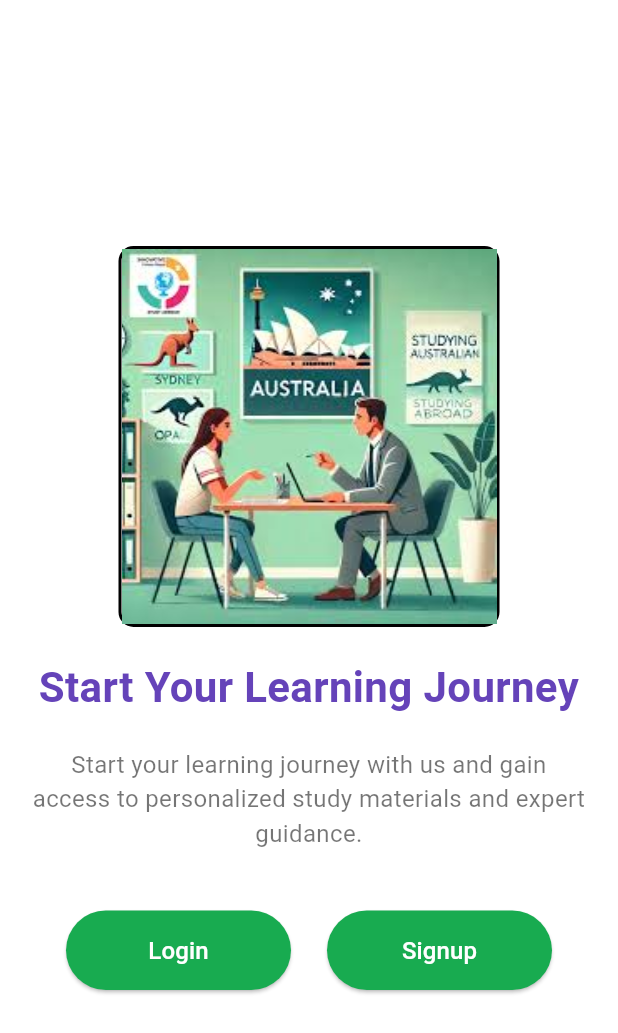
After one commit to BINITA88/ShikshyaDwar_Mobile_application_final_project, a Flutter app: the screen it shows after launch, after a tap on "Next", on a phone screen of 412 x 824 dp. The commit adds this screen. Shown: the top 1033 px of the screen. Run offline on Flutter 3.47's test engine with Material 3 defaults, Android fonts, the phone set to English and light mode, and no system bars.

Commit message:
onborading screen

```diff
--- a/lib/constants/global_variable.dart
+++ b/lib/constants/global_variable.dart
@@ -15,6 +15,6 @@ class GlobalVariables {
   static const secondaryColor = Color.fromRGBO(9, 134, 21, 1);
   static const backgroundColor = Colors.white;
   static const Color greyBackgroundCOlor = Color(0xffebecee);
-  static var selectedNavBarColor = const Color.fromARGB(255, 13, 13, 13)!;
+  static var selectedNavBarColor = const Color.fromARGB(255, 13, 13, 13);
   static const unselectedNavBarColor = Colors.black87;
 }
--- a/lib/main.dart
+++ b/lib/main.dart
@@ -1,6 +1,7 @@
 import 'package:flutter/material.dart';
 import 'package:shikshyadwar_mobile_application_project/view/Home/home_view.dart';
 import 'package:shikshyadwar_mobile_application_project/view/auth/login_view.dart';
+import 'package:shikshyadwar_mobile_application_project/view/auth/onboarding_screen.dart';
 import 'package:shikshyadwar_mobile_application_project/view/auth/signup_view.dart';
 import 'package:shikshyadwar_mobile_application_project/view/auth/splash_view%20copy.dart';
 import 'package:shikshyadwar_mobile_application_project/view/dashboard.dart';
@@ -26,8 +27,9 @@ void main() {
         '/': (context) => const SplashView(),
         '/signup': (context) => RegisterPage(),
         '/login': (context) => LoginPage(),
-        '/home': (context) => HomepageView(),
-        '/dashboard': (context) => Dashboard(),
+        '/home': (context) => const HomepageView(),
+        '/dashboard': (context) => const Dashboard(),
+        '/onboarding': (context) => OnboardingPage(),
       },
     ),
   );
--- a/lib/view/Home/top_categories.dart
+++ b/lib/view/Home/top_categories.dart
@@ -1,7 +1,7 @@
 import 'package:flutter/material.dart';
 
 class TopCategories extends StatelessWidget {
-  const TopCategories({Key? key}) : super(key: key);
+  const TopCategories({super.key});
 
   @override
   Widget build(BuildContext context) {
--- /dev/null
+++ b/lib/view/auth/onboarding_screen.dart
@@ -0,0 +1,191 @@
+import 'package:flutter/material.dart';
+
+class OnboardingPage extends StatefulWidget {
+  const OnboardingPage({super.key});
+
+  @override
+  _OnboardingPageState createState() => _OnboardingPageState();
+}
+
+class _OnboardingPageState extends State<OnboardingPage> {
+  final PageController _pageController = PageController();
+
+  @override
+  Widget build(BuildContext context) {
+    return Scaffold(
+      backgroundColor: Colors.white,
+      body: PageView(
+        controller: _pageController,
+        children: [
+          // First Onboarding Screen
+          OnboardingScreen(
+            imageAsset: 'assets/images/sign.png',
+            title: 'Welcome to ShikshyaDwar',
+            description:
+                'The one-stop platform for booking classes like IELTS, PTE, SAT, and more.',
+            onNext: () {
+              _pageController.nextPage(
+                duration: const Duration(milliseconds: 300),
+                curve: Curves.easeIn,
+              );
+            },
+          ),
+          // Second Onboarding Screen with a different style
+          const SecondOnboardingScreen(),
+        ],
+      ),
+    );
+  }
+}
+
+class OnboardingScreen extends StatelessWidget {
+  final String imageAsset;
+  final String title;
+  final String description;
+  final VoidCallback onNext;
+
+  const OnboardingScreen({
+    super.key,
+    required this.imageAsset,
+    required this.title,
+    required this.description,
+    required this.onNext,
+  });
+
+  @override
+  Widget build(BuildContext context) {
+    return Padding(
+      padding: const EdgeInsets.all(20.0),
+      child: Column(
+        crossAxisAlignment: CrossAxisAlignment.center,
+        mainAxisAlignment: MainAxisAlignment.center,
+        children: [
+          Image.asset(
+            imageAsset,
+            height: 300.0,
+            width: 300.0,
+            fit: BoxFit.contain,
+          ),
+          const SizedBox(height: 0),
+          Text(
+            title,
+            style: const TextStyle(
+              fontSize: 32.0,
+              fontWeight: FontWeight.bold,
+              color: Colors.black,
+            ),
+            textAlign: TextAlign.center,
+          ),
+          const SizedBox(height: 20.0),
+          Text(
+            description,
+            style: const TextStyle(
+              fontSize: 18.0,
+              color: Colors.black54,
+            ),
+            textAlign: TextAlign.center,
+          ),
+          const SizedBox(height: 40.0),
+          ElevatedButton(
+            style: ElevatedButton.styleFrom(
+              padding:
+                  const EdgeInsets.symmetric(vertical: 20.0, horizontal: 20.0),
+              backgroundColor: const Color.fromARGB(255, 24, 171, 80),
+              minimumSize: const Size(150, 50), // Fix button size
+            ),
+            onPressed: onNext,
+            child: const Text(
+              'Next',
+              style: TextStyle(fontSize: 18.0, color: Colors.white),
+            ),
+          ),
+        ],
+      ),
+    );
+  }
+}
+
+class SecondOnboardingScreen extends StatelessWidget {
+  const SecondOnboardingScreen({super.key});
+
+  @override
+  Widget build(BuildContext context) {
+    return Padding(
+      padding: const EdgeInsets.all(20.0),
+      child: Column(
+        crossAxisAlignment: CrossAxisAlignment.center,
+        mainAxisAlignment: MainAxisAlignment.center,
+        children: [
+          Container(
+            decoration: BoxDecoration(
+              border:
+                  Border.all(color: Colors.black, width: 2), // Add black border
+              borderRadius: BorderRadius.circular(10),
+            ),
+            child: Image.asset(
+              'assets/images/hee.png', // Change image for the second screen
+              height: 250.0,
+              width: 250.0,
+              fit: BoxFit.contain,
+            ),
+          ),
+          const SizedBox(height: 20.0),
+          const Text(
+            'Start Your Learning Journey',
+            style: TextStyle(
+              fontSize: 28.0,
+              fontWeight: FontWeight.bold,
+              color: Color.fromARGB(255, 101, 67, 185),
+            ),
+            textAlign: TextAlign.center,
+          ),
+          const SizedBox(height: 20.0),
+          const Text(
+            'Start your learning journey with us and gain access to personalized study materials and expert guidance.',
+            style: TextStyle(
+              fontSize: 16.0,
+              color: Colors.black54,
+            ),
+            textAlign: TextAlign.center,
+          ),
+          const SizedBox(height: 40.0),
+          Row(
+            mainAxisAlignment: MainAxisAlignment.spaceEvenly,
+            children: [
+              ElevatedButton(
+                style: ElevatedButton.styleFrom(
+                  padding: const EdgeInsets.symmetric(
+                      vertical: 15.0, horizontal: 25.0),
+                  backgroundColor: const Color.fromARGB(255, 24, 171, 80),
+                  minimumSize: const Size(150, 50), // Fix button size
+                ),
+                onPressed: () {
+                  Navigator.pushReplacementNamed(context, '/login');
+                },
+                child: const Text(
+                  'Login',
+                  style: TextStyle(fontSize: 16.0, color: Colors.white),
+                ),
+              ),
+              ElevatedButton(
+                style: ElevatedButton.styleFrom(
+                  padding: const EdgeInsets.symmetric(
+                      vertical: 15.0, horizontal: 25.0),
+                  backgroundColor: const Color.fromARGB(255, 24, 171, 80),
+                  minimumSize: const Size(150, 50), // Fix button size
+                ),
+                onPressed: () {
+                  Navigator.pushReplacementNamed(context, '/signup');
+                },
+                child: const Text(
+                  'Signup',
+                  style: TextStyle(fontSize: 16.0, color: Colors.white),
+                ),
+              ),
+            ],
+          ),
+        ],
+      ),
+    );
+  }
+}
--- a/lib/view/auth/splash_view copy.dart
+++ b/lib/view/auth/splash_view copy.dart
@@ -11,9 +11,9 @@ class _SplashViewState extends State<SplashView> {
   @override
   void initState() {
     super.initState();
-    // Navigate to the Sign-Up page after 3 seconds
+    // Navigate to the Onboarding page after 3 seconds
     Future.delayed(const Duration(seconds: 3), () {
-      Navigator.pushReplacementNamed(context, "/signup");
+      Navigator.pushReplacementNamed(context, "/onboarding");
     });
   }
 
```
Also changed, not shown: lib/view/Home/home_view.dart (+6 -6 lines), lib/view/auth/login_view.dart (+38 -8 lines), lib/view/auth/signup_view.dart (+11 -8 lines), 1 other file.
